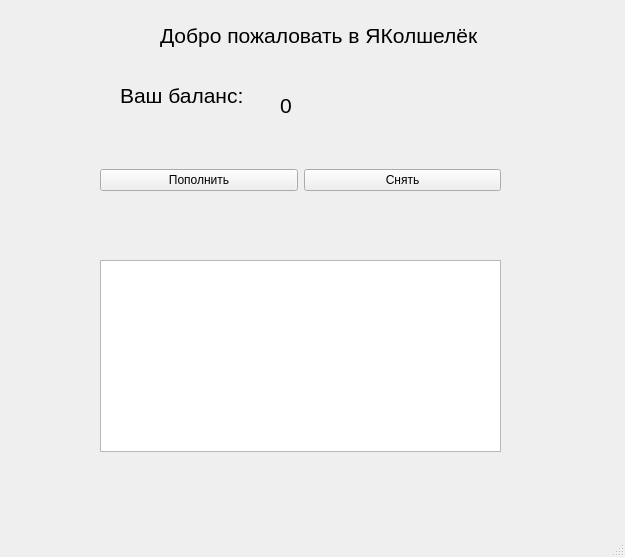
This is Log+MoneyChange/src/moneywindow.ui in Fozu7916/Login-balance-qt- as Qt 5 draws it before an edit. The edited form follows.
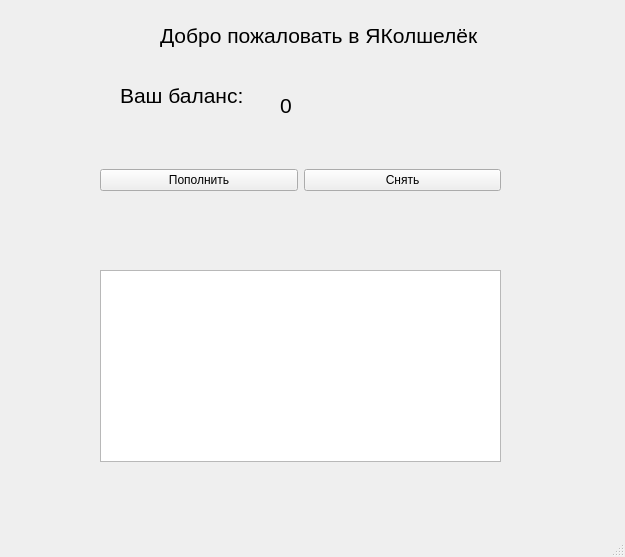
This is the edited form.

Commit message: adeede history system

```diff
--- a/Log+MoneyChange/src/moneywindow.ui
+++ b/Log+MoneyChange/src/moneywindow.ui
@@ -94,11 +94,11 @@
      </item>
     </layout>
    </widget>
-   <widget class="QListView" name="HistoryView">
+   <widget class="QListWidget" name="HistoryView">
     <property name="geometry">
      <rect>
       <x>100</x>
-      <y>260</y>
+      <y>270</y>
       <width>401</width>
       <height>192</height>
      </rect>
```
The commit also changes 6 other files.
